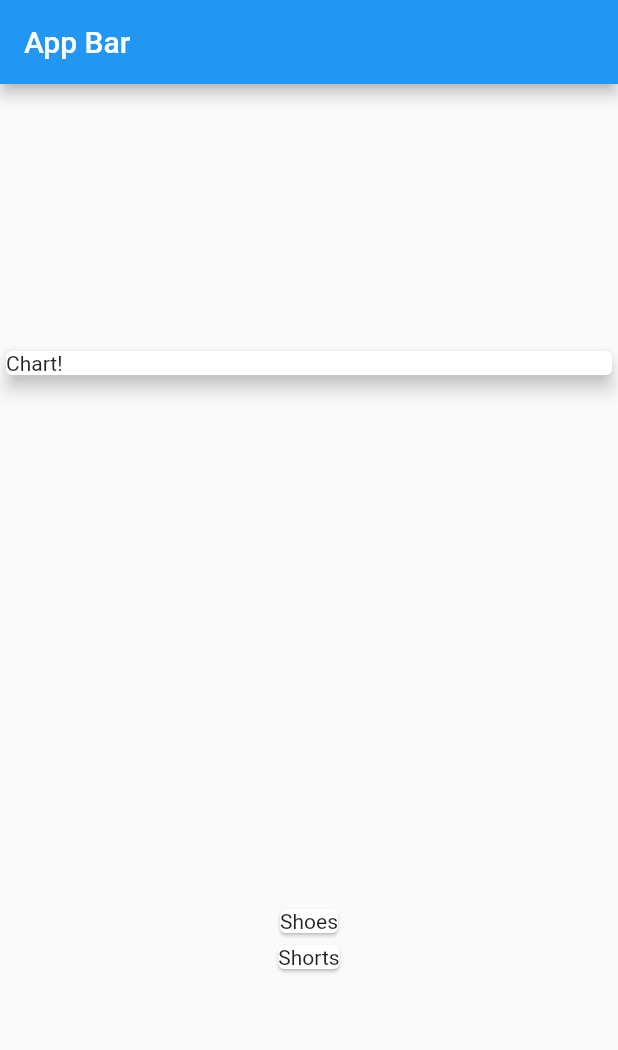
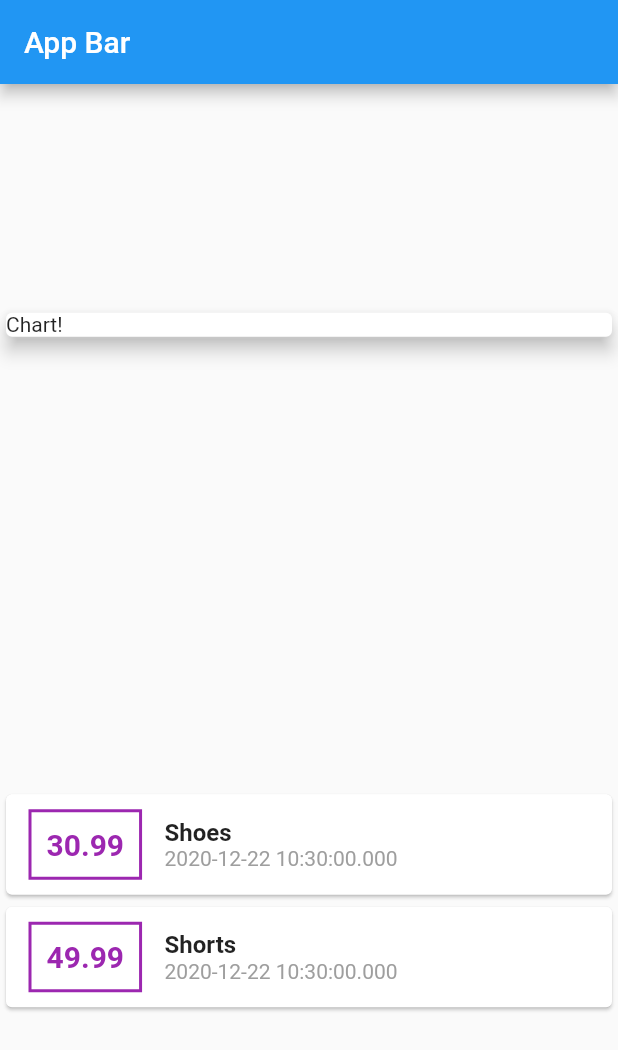
Before and after one commit to bladerangel/personal_expenses, a Flutter app: the screen it shows after launch, on a phone screen of 412 x 824 dp. Shown: the top 1050 px of the screen. Run offline on Flutter 3.47's test engine with Material 2 defaults, Android fonts, the phone set to English and light mode, and no system bars.

Commit message:
Edit transaction style

```diff
--- a/lib/main.dart
+++ b/lib/main.dart
@@ -16,8 +16,18 @@ class MyApp extends StatelessWidget {
 
 class MyHomePage extends StatelessWidget {
   final List<Transaction> transactions = [
-    Transaction(id: 't1', title: 'Shoes', amout: 30.99, date: DateTime.now()),
-    Transaction(id: 't2', title: 'Shorts', amout: 49.99, date: DateTime.now()),
+    Transaction(
+      id: 't1',
+      title: 'Shoes',
+      amout: 30.99,
+      date: DateTime.now(),
+    ),
+    Transaction(
+      id: 't2',
+      title: 'Shorts',
+      amout: 49.99,
+      date: DateTime.now(),
+    ),
   ];
 
   @override
@@ -39,9 +49,55 @@ class MyHomePage extends StatelessWidget {
           ),
           Column(
             children: transactions
-                .map((transaction) => Card(child: Text(transaction.title)))
+                .map(
+                  (transaction) => Card(
+                    child: Row(
+                      children: [
+                        Container(
+                          child: Text(
+                            transaction.amout.toString(),
+                            style: TextStyle(
+                              fontWeight: FontWeight.bold,
+                              fontSize: 20,
+                              color: Colors.purple,
+                            ),
+                          ),
+                          margin: EdgeInsets.symmetric(
+                            vertical: 10,
+                            horizontal: 15,
+                          ),
+                          decoration: BoxDecoration(
+                            border: Border.all(
+                              color: Colors.purple,
+                              width: 2,
+                            ),
+                          ),
+                          padding: EdgeInsets.all(10),
+                        ),
+                        Column(
+                          crossAxisAlignment: CrossAxisAlignment.start,
+                          children: [
+                            Text(
+                              transaction.title,
+                              style: TextStyle(
+                                fontSize: 16,
+                                fontWeight: FontWeight.bold,
+                              ),
+                            ),
+                            Text(
+                              transaction.date.toString(),
+                              style: TextStyle(
+                                color: Colors.grey,
+                              ),
+                            ),
+                          ],
+                        ),
+                      ],
+                    ),
+                  ),
+                )
                 .toList(),
-          )
+          ),
         ],
       ),
     );
```
